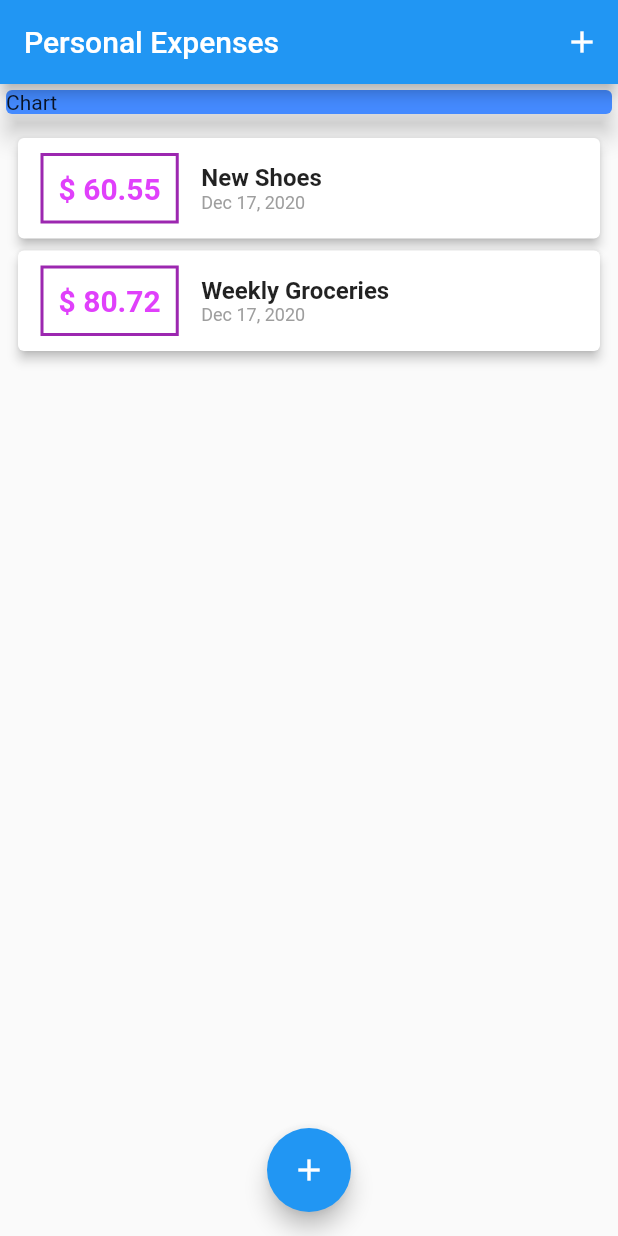
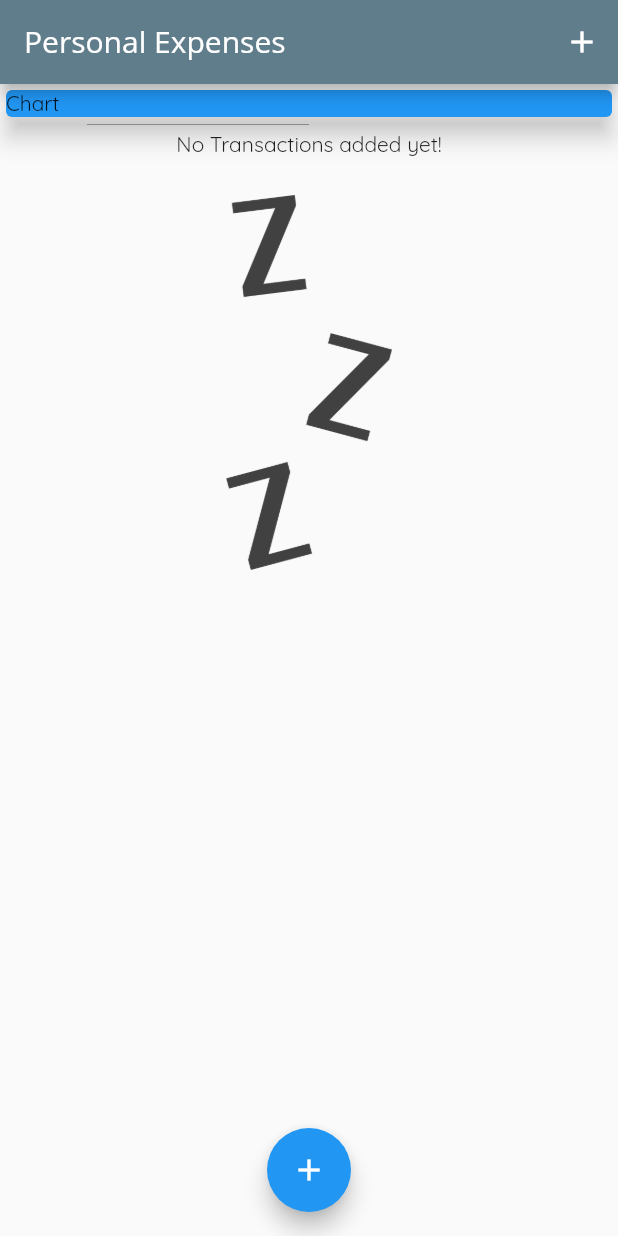
Before and after one commit to Ahmed-ElsayedIsmail/Flutter_personal_expenses_app, a Flutter app: the screen it shows after launch, on a phone screen of 412 x 824 dp. Run offline on Flutter 3.47's test engine with Material 2 defaults, Android fonts, the phone set to English and light mode, and no system bars.

Commit message:
add custom fonts and theming

```diff
--- a/lib/main.dart
+++ b/lib/main.dart
@@ -11,7 +11,12 @@ class MyApp extends StatelessWidget {
   @override
   Widget build(BuildContext context) {
     return MaterialApp(
-      title: 'Flutter App',
+      title: 'Personal Expenses',
+      theme: ThemeData(
+        primarySwatch: Colors.blueGrey,
+        accentColor: Colors.blue,
+        fontFamily: 'Quicksand',
+      ),
       home: MyHomePage(),
     );
   }
@@ -30,7 +35,7 @@ class _MyHomePageState extends State<MyHomePage> {
   final amountcontroller = TextEditingController();
 
   final List<Transaction> _userTransactions = [
-    Transaction(
+    /* Transaction(
       id: 't1',
       title: 'New Shoes',
       amount: 60.55,
@@ -41,7 +46,7 @@ class _MyHomePageState extends State<MyHomePage> {
       title: 'Weekly Groceries',
       amount: 80.72,
       date: DateTime.now(),
-    ),
+    ),*/
   ];
 
   void _addNewTransaction(String txTitle, double txAmount) {
@@ -82,7 +87,10 @@ class _MyHomePageState extends State<MyHomePage> {
             },
           ),
         ],
-        title: Text('Personal Expenses'),
+        title: Text(
+          'Personal Expenses',
+          style: TextStyle(fontFamily: 'OpenSans'),
+        ),
       ),
       body: SingleChildScrollView(
         child: Column(
@@ -92,7 +100,7 @@ class _MyHomePageState extends State<MyHomePage> {
             Container(
               width: double.infinity,
               child: Card(
-                color: Colors.blueAccent,
+                color: Colors.blue,
                 elevation: 7,
                 child: Text('Chart'),
               ),
--- a/lib/widgets/transaction_list.dart
+++ b/lib/widgets/transaction_list.dart
@@ -11,7 +11,26 @@ class TransactionList extends StatelessWidget {
   Widget build(BuildContext context) {
     return Container(
       height: 300,
-      child: ListView.builder(
+      child: transactions.isEmpty
+          ? Column(
+              children: [
+                SizedBox(
+                  height: 5,
+                ),
+                Text('No Transactions added yet!'),
+                SizedBox(
+                  height: 25,
+                ),
+                Container(
+                  height: 250,
+                  child: Image.asset(
+                    'assets/images/waiting.png',
+                    fit: BoxFit.cover,
+                  ),
+                )
+              ],
+            )
+          : ListView.builder(
               padding: const EdgeInsets.all(8),
               itemCount: transactions.length,
               itemBuilder: (ctx, index) {
@@ -27,7 +46,7 @@ class TransactionList extends StatelessWidget {
                         ),
                         decoration: BoxDecoration(
                           border: Border.all(
-                      color: Colors.purple,
+                            color: Theme.of(context).primaryColor,
                             width: 2,
                           ),
                         ),
@@ -37,7 +56,7 @@ class TransactionList extends StatelessWidget {
                           style: TextStyle(
                             fontWeight: FontWeight.bold,
                             fontSize: 20,
-                      color: Colors.purpleAccent,
+                            color: Theme.of(context).primaryColor,
                           ),
                         ),
                       ),
```
Also changed, not shown: pubspec.yaml (+14 -9 lines), assets/fonts/OpenSans-Bold.ttf (added), assets/fonts/OpenSans-Regular.ttf (added), assets/fonts/Quicksand-Bold.ttf (added), assets/fonts/Quicksand-Light.ttf (added), assets/fonts/Quicksand-Medium.ttf (added), assets/fonts/Quicksand-Regular.ttf (added), assets/images/waiting.png (added). Lines whose indentation alone changed are shown as unchanged.
